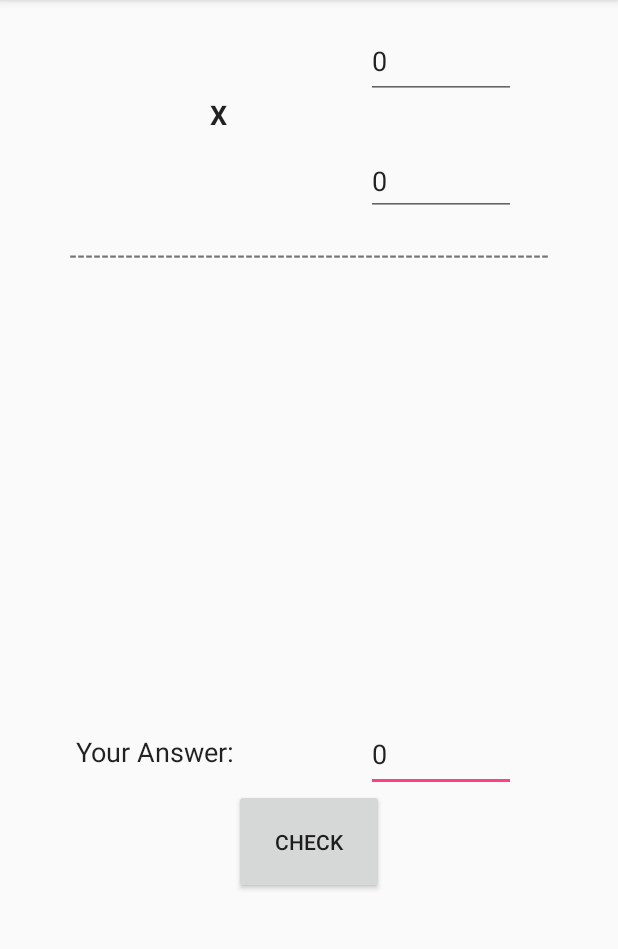
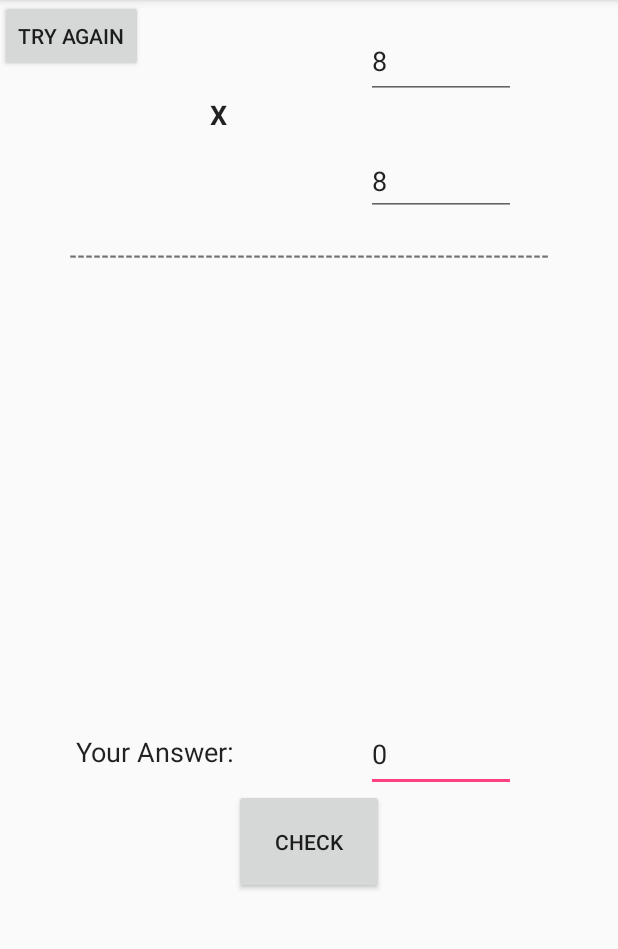
Before and after one commit to ninebits82/MathApp, an Android app: the screen it shows after launch (MainActivity), after a tap on "CHECK", on a phone screen of 412 x 824 dp, the part 84-1033 px from its top. Run offline under Robolectric (Android 15) with nearby library versions, the phone set to English and light mode, and no system bars.

Commit message:
adding a reset button for new attempt

```diff
--- a/app/src/main/java/com/example/zaidal_mashhadani/mathapp/MainActivity.java
+++ b/app/src/main/java/com/example/zaidal_mashhadani/mathapp/MainActivity.java
@@ -6,6 +6,8 @@ import android.view.View;
 import android.widget.Button;
 import android.widget.EditText;
 import android.widget.Toast;
+
+import java.util.Random;
 
 public class MainActivity extends AppCompatActivity {
 
@@ -16,21 +18,44 @@ public class MainActivity extends AppCompatActivity {
         setContentView(R.layout.activity_main);
 
         Button but1 = (Button)findViewById(R.id.result);
+        Button reset = (Button) findViewById(R.id.reset);
         final EditText num1 = (EditText) findViewById(R.id.in1);
         final EditText num2 = (EditText) findViewById(R.id.in2);
         final EditText result = (EditText) findViewById(R.id.userAns);
+
+        /**
+        * generate random numbers
+        * */
+
+        final Random r = new Random();
+        final Random r1 = new Random();
+        final int rn1 = r.nextInt(10 - 1) + 1;
+        final int rn2 = r1.nextInt(10 - 1) + 1;
+
+        /**
+         * display these random numbers in the text fields
+         */
+
+
+        num1.setText(Integer.toString(rn1));
+        num2.setText(Integer.toString(rn2));
+
+
+
         but1.setOnClickListener(new View.OnClickListener() {
             @Override
             public void onClick(View view) {
                 String str1 = num1.getText().toString();
+                int n1 = Integer.parseInt(str1);
+
                 String str2 = num2.getText().toString();
+                int n2 = Integer.parseInt(str2);
+
+
                 String str3 = result.getText().toString();
-                int n1 = Integer.parseInt(str1);
-                int n2 = Integer.parseInt(str2);
-                int n3 = Integer.parseInt(str3);
-                //result.setText(Integer.toString(n1 * n2));
+                int n0 = Integer.parseInt(str3);
 
-               if(n3 == n1 * n2){
+               if(n0 == n1 * n2){
                    Toast.makeText(getApplicationContext(),"Good Job!", Toast.LENGTH_SHORT)
                            .show();
 
@@ -41,6 +66,19 @@ public class MainActivity extends AppCompatActivity {
                }
             }
         });
+        reset.setOnClickListener(new View.OnClickListener(){
+            @Override
+            public void onClick(View view) {
+                final Random r = new Random();
+                final Random r1 = new Random();
+                final int rn1 = r.nextInt(10 - 1) + 1;
+                final int rn2 = r1.nextInt(10 - 1) + 1;
+
+                num1.setText(Integer.toString(rn1));
+                num2.setText(Integer.toString(rn2));
+            }
+
+        });
     }
 
 
--- a/app/src/main/res/layout/activity_main.xml
+++ b/app/src/main/res/layout/activity_main.xml
@@ -96,4 +96,12 @@
         app:layout_constraintBottom_toBottomOf="parent"
         app:layout_constraintStart_toStartOf="parent" />
 
+    <Button
+        android:id="@+id/reset"
+        android:layout_width="wrap_content"
+        android:layout_height="wrap_content"
+        android:text="Try Again"
+        tools:layout_editor_absoluteX="28dp"
+        tools:layout_editor_absoluteY="281dp" />
+
 </android.support.constraint.ConstraintLayout>
```
